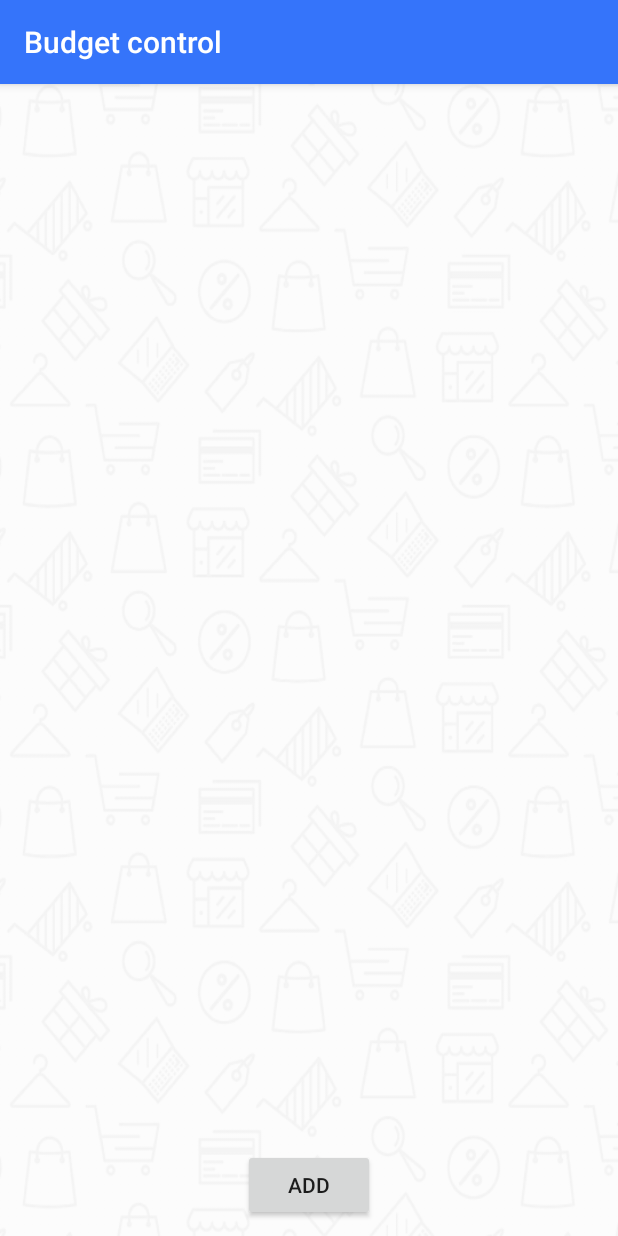
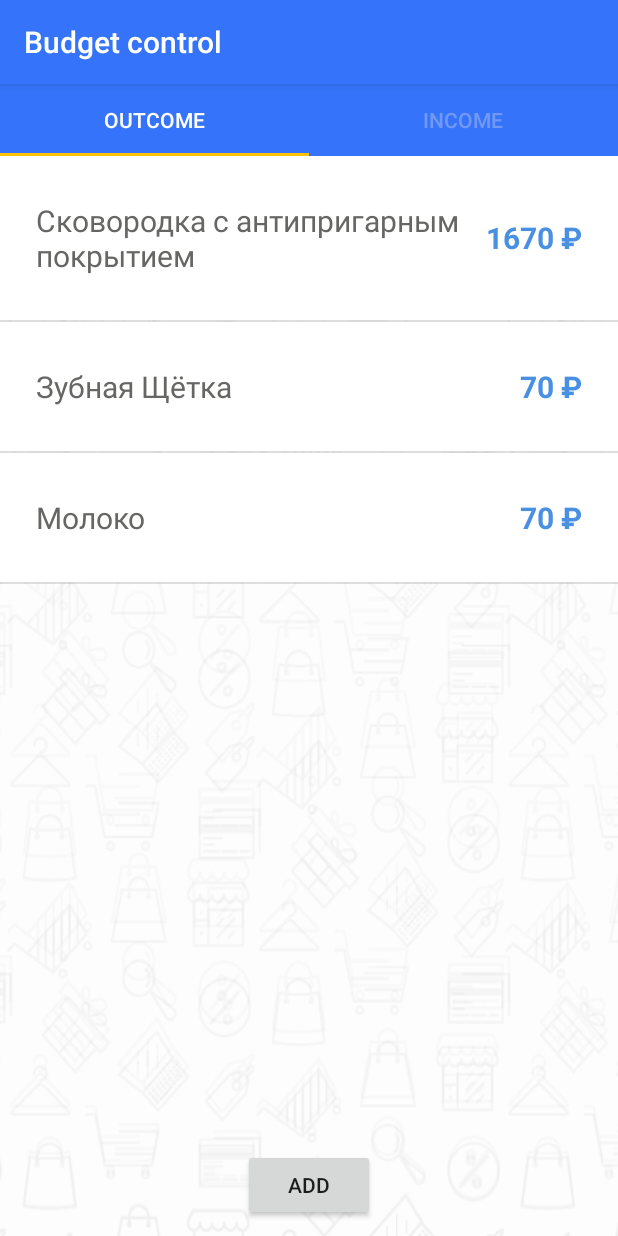
Before and after one commit to bendyug/LoftMoney, an Android app: the BudgetActivity screen opened directly, with no data from a screen before it, on a phone screen of 412 x 824 dp. Run offline under Robolectric (Android 15) with nearby library versions, the phone set to English and light mode, and no system bars.

Commit message:
Added BudgetFragment with ViewPager and TabLayout. Added "Income" and "Outcome" tabs

```diff
--- a/app/build.gradle
+++ b/app/build.gradle
@@ -23,4 +23,6 @@ dependencies {
     implementation fileTree(dir: 'libs', include: ['*.jar'])
     implementation 'androidx.appcompat:appcompat:1.0.2'
     implementation 'androidx.recyclerview:recyclerview:1.0.0'
+    implementation 'androidx.legacy:legacy-support-v4:1.0.0'
+    implementation 'com.google.android.material:material:1.1.0-alpha07'
 }
--- a/app/src/main/java/com/dbendyug/loftmoney/BudgetActivity.java
+++ b/app/src/main/java/com/dbendyug/loftmoney/BudgetActivity.java
@@ -1,64 +1,65 @@
 package com.dbendyug.loftmoney;
 
-import android.app.Activity;
-import android.content.Intent;
 import android.os.Bundle;
-import android.view.View;
-import android.widget.Button;
-
+import androidx.annotation.NonNull;
 import androidx.annotation.Nullable;
 import androidx.appcompat.app.AppCompatActivity;
-import androidx.recyclerview.widget.DividerItemDecoration;
-import androidx.recyclerview.widget.LinearLayoutManager;
-import androidx.recyclerview.widget.RecyclerView;
+import androidx.fragment.app.Fragment;
+import androidx.fragment.app.FragmentManager;
+import androidx.fragment.app.FragmentPagerAdapter;
+import androidx.viewpager.widget.ViewPager;
+import com.google.android.material.tabs.TabLayout;
 
 public class BudgetActivity extends AppCompatActivity {
-    public static final int REQUEST_CODE = 100;
-    public static final String TITLE_KEY = "name";
-    public static final String PRICE_KEY = "price";
-    private ItemsAdapter itemsAdapter;
 
-    private Button openAddScreenButton;
+    public static final String INCOME = "income";
+    public static final String OUTCOME = "outcome";
+
+    private TabLayout tabLayout;
+    private ViewPager viewPager;
+    private BudgetViewPagerAdapter budgetViewPagerAdapter;
+
+
     @Override
     protected void onCreate(@Nullable Bundle savedInstanceState) {
         super.onCreate(savedInstanceState);
         setContentView(R.layout.activity_budget);
 
-        RecyclerView recyclerView = findViewById(R.id.recycler_view);
+        budgetViewPagerAdapter = new BudgetViewPagerAdapter(getSupportFragmentManager(), FragmentPagerAdapter.BEHAVIOR_RESUME_ONLY_CURRENT_FRAGMENT);
 
-        itemsAdapter = new ItemsAdapter();
+        tabLayout = findViewById(R.id.tab_layout);
+        viewPager = findViewById(R.id.view_pager);
+        viewPager.setAdapter(budgetViewPagerAdapter);
 
-        recyclerView.setAdapter(itemsAdapter);
-        recyclerView.setLayoutManager(new LinearLayoutManager(this, RecyclerView.VERTICAL, true));
+        tabLayout.setupWithViewPager(viewPager);
+        tabLayout.getTabAt(0).setText(R.string.outcome);
+        tabLayout.getTabAt(1).setText(R.string.income);
 
-        DividerItemDecoration dividerItemDecoration = new DividerItemDecoration(recyclerView.getContext(),
-                new LinearLayoutManager(this).getOrientation());
-        recyclerView.addItemDecoration(dividerItemDecoration);
+        tabLayout.setSelectedTabIndicatorColor(getResources().getColor(R.color.tab_indicator_color));
 
-
-        //itemsAdapter.addItem(new Item("Молоко", 70));
-        //itemsAdapter.addItem(new Item("Зубная Щётка", 70));
-        //itemsAdapter.addItem(new Item("Сковородка с антипригарным покрытием", 1670)); //example of filling
-
-        openAddScreenButton = findViewById(R.id.open_add_screen_button);
-        openAddScreenButton.setOnClickListener(new View.OnClickListener() {
-            @Override
-            public void onClick(View view) {
-                startActivityForResult(new Intent(BudgetActivity.this, AddItemActivity.class), REQUEST_CODE);
-            }
-        });
     }
 
-    @Override
-    protected void onActivityResult(int requestCode, int resultCode, @Nullable Intent data) {
-        super.onActivityResult(requestCode, resultCode, data);
+    static class BudgetViewPagerAdapter extends FragmentPagerAdapter {
 
-        if (requestCode == REQUEST_CODE && resultCode == RESULT_OK){
-            Item item = null;
-            if (data != null) {
-                item = new Item(data.getStringExtra(TITLE_KEY), Integer.parseInt(data.getStringExtra(PRICE_KEY)));
-                itemsAdapter.addItem(item);
+        public BudgetViewPagerAdapter(@NonNull FragmentManager fm, int behavior) {
+            super(fm, behavior);
+        }
+
+        @NonNull
+        @Override
+        public Fragment getItem(int position) {
+            switch (position){
+                case (0):
+                    return BudgetFragment.newInstance(R.color.outcome_price_color);
+                case (1):
+                    return BudgetFragment.newInstance(R.color.income_price_color);
             }
+            return null;
+        }
+
+        @Override
+        public int getCount() {
+            return 2;
         }
     }
 }
--- /dev/null
+++ b/app/src/main/java/com/dbendyug/loftmoney/BudgetFragment.java
@@ -0,0 +1,92 @@
+package com.dbendyug.loftmoney;
+
+import android.app.Activity;
+import android.content.Intent;
+import android.os.Bundle;
+
+import androidx.fragment.app.Fragment;
+import androidx.recyclerview.widget.DividerItemDecoration;
+import androidx.recyclerview.widget.LinearLayoutManager;
+import androidx.recyclerview.widget.RecyclerView;
+
+import android.view.LayoutInflater;
+import android.view.View;
+import android.view.ViewGroup;
+import android.widget.Button;
+
+
+public class BudgetFragment extends Fragment {
+
+    private static final String PRICE_COLOR = "priceColor";
+
+    public static final int REQUEST_CODE = 100;
+    public static final String TITLE_KEY = "name";
+    public static final String PRICE_KEY = "price";
+
+    private ItemsAdapter itemsAdapter;
+    private Button openAddScreenButton;
+
+
+    public BudgetFragment() {
+
+    }
+
+    public static BudgetFragment newInstance(int priceColor) {
+        BudgetFragment fragment = new BudgetFragment();
+        Bundle args = new Bundle();
+        args.putInt(PRICE_COLOR, priceColor);
+        fragment.setArguments(args);
+        return fragment;
+    }
+
+    @Override
+    public void onCreate(Bundle savedInstanceState) {
+        super.onCreate(savedInstanceState);
+    }
+
+    @Override
+    public View onCreateView(LayoutInflater inflater, ViewGroup container,
+                             Bundle savedInstanceState) {
+
+        View fragmentView = inflater.inflate(R.layout.fragment_budget, container, false);
+
+        RecyclerView recyclerView = fragmentView.findViewById(R.id.recycler_view);
+
+        itemsAdapter = new ItemsAdapter(getArguments().getInt(PRICE_COLOR));
+
+        recyclerView.setAdapter(itemsAdapter);
+        recyclerView.setLayoutManager(new LinearLayoutManager(getContext(), RecyclerView.VERTICAL, true));
+
+        DividerItemDecoration dividerItemDecoration = new DividerItemDecoration(recyclerView.getContext(),
+                new LinearLayoutManager(getContext()).getOrientation());
+        recyclerView.addItemDecoration(dividerItemDecoration);
+
+
+        itemsAdapter.addItem(new Item("Молоко", 70));
+        itemsAdapter.addItem(new Item("Зубная Щётка", 70));
+        itemsAdapter.addItem(new Item("Сковородка с антипригарным покрытием", 1670)); //example of filling
+
+        openAddScreenButton = fragmentView.findViewById(R.id.open_add_screen_button);
+        openAddScreenButton.setOnClickListener(new View.OnClickListener() {
+            @Override
+            public void onClick(View view) {
+                startActivityForResult(new Intent(getContext(), AddItemActivity.class), REQUEST_CODE);
+            }
+        });
+
+        return fragmentView;
+    }
+
+    @Override
+    public void onActivityResult(int requestCode, int resultCode, Intent data) {
+        super.onActivityResult(requestCode, resultCode, data);
+
+        if (requestCode == REQUEST_CODE && resultCode == Activity.RESULT_OK){
+            Item item;
+            if (data != null) {
+                item = new Item(data.getStringExtra(TITLE_KEY), Integer.parseInt(data.getStringExtra(PRICE_KEY)));
+                itemsAdapter.addItem(item);
+            }
+        }
+    }
+}
--- a/app/src/main/java/com/dbendyug/loftmoney/ItemsAdapter.java
+++ b/app/src/main/java/com/dbendyug/loftmoney/ItemsAdapter.java
@@ -13,11 +13,18 @@ import java.util.List;
 public class ItemsAdapter extends RecyclerView.Adapter<ItemsAdapter.ItemViewHolder> {
 
     private List<Item> itemList = new ArrayList<>();
+    private int priceColor;
+
+    public ItemsAdapter(int priceColor) {
+        this.priceColor = priceColor;
+    }
 
     @NonNull
     @Override
     public ItemsAdapter.ItemViewHolder onCreateViewHolder(@NonNull ViewGroup parent, int viewType) {
         View itemView = View.inflate(parent.getContext(), R.layout.item_view, null);
+        TextView priceView = itemView.findViewById(R.id.item_price);
+        priceView.setTextColor(itemView.getContext().getResources().getColor(priceColor));
         return new ItemViewHolder(itemView);
     }
 
@@ -36,6 +43,7 @@ public class ItemsAdapter extends RecyclerView.Adapter<ItemsAdapter.ItemViewHold
         itemList.add(item);
         notifyItemInserted(itemList.size());
     }
+
 
     static class ItemViewHolder extends RecyclerView.ViewHolder {
 
--- a/app/src/main/res/layout/activity_budget.xml
+++ b/app/src/main/res/layout/activity_budget.xml
@@ -1,24 +1,24 @@
 <?xml version="1.0" encoding="utf-8"?>
-<FrameLayout xmlns:android="http://schemas.android.com/apk/res/android"
+<LinearLayout xmlns:android="http://schemas.android.com/apk/res/android"
+    xmlns:app="http://schemas.android.com/apk/res-auto"
+
     android:layout_width="match_parent"
     android:layout_height="match_parent"
-    android:background="@drawable/budget_background">
+    android:background="@drawable/budget_background"
+    android:orientation="vertical">
+
+    <com.google.android.material.tabs.TabLayout
+        android:id="@+id/tab_layout"
+        android:layout_width="match_parent"
+        android:layout_height="wrap_content"
+        android:background="@color/colorPrimary"
+        app:tabTextColor="@color/unselected_tab_color"
+        app:tabSelectedTextColor="@android:color/white"/>
 
 
-    <androidx.recyclerview.widget.RecyclerView
-        android:id="@+id/recycler_view"
+    <androidx.viewpager.widget.ViewPager
+        android:id="@+id/view_pager"
         android:layout_width="match_parent"
-        android:layout_height="wrap_content">
-
-    </androidx.recyclerview.widget.RecyclerView>
-
-    <Button
-        android:id="@+id/open_add_screen_button"
-        android:layout_width="wrap_content"
-        android:layout_height="wrap_content"
-        android:text="@string/add_button_text"
-        android:layout_gravity="bottom|center"
-        android:layout_margin="10dp"
+        android:layout_height="match_parent"
         />
-
-</FrameLayout>
+</LinearLayout>
--- /dev/null
+++ b/app/src/main/res/layout/fragment_budget.xml
@@ -0,0 +1,24 @@
+<?xml version="1.0" encoding="utf-8"?>
+<FrameLayout xmlns:android="http://schemas.android.com/apk/res/android"
+    android:layout_width="match_parent"
+    android:layout_height="match_parent"
+    android:background="@drawable/budget_background">
+
+
+    <androidx.recyclerview.widget.RecyclerView
+        android:id="@+id/recycler_view"
+        android:layout_width="match_parent"
+        android:layout_height="wrap_content">
+
+    </androidx.recyclerview.widget.RecyclerView>
+
+    <Button
+        android:id="@+id/open_add_screen_button"
+        android:layout_width="wrap_content"
+        android:layout_height="wrap_content"
+        android:text="@string/add_button_text"
+        android:layout_gravity="bottom|center"
+        android:layout_margin="10dp"
+        />
+
+</FrameLayout>
--- a/app/src/main/res/layout/item_view.xml
+++ b/app/src/main/res/layout/item_view.xml
@@ -27,7 +27,7 @@
         android:id="@+id/item_price"
         android:layout_width="wrap_content"
         android:layout_height="wrap_content"
-        android:textColor="@color/item_price_color"
+        android:textColor="@color/outcome_price_color"
         android:layout_alignParentEnd="true"
         android:textSize="20sp"
         android:layout_centerVertical="true"
--- a/app/src/main/res/values/colors.xml
+++ b/app/src/main/res/values/colors.xml
@@ -7,5 +7,8 @@
     <color name="add_button_text_color">#7ed321</color>
     <color name="add_button_color_inactive">#eaeaea</color>
     <color name="item_name_color">#666664</color>
-    <color name="item_price_color">#4a90e2</color>
+    <color name="outcome_price_color">#4a90e2</color>
+    <color name="tab_indicator_color">#ffc107</color>
+    <color name="income_price_color">#7ed321</color>
+    <color name="unselected_tab_color">#b38baaef</color>"
 </resources>
--- a/app/src/main/res/values/strings.xml
+++ b/app/src/main/res/values/strings.xml
@@ -5,4 +5,6 @@
     <string name="add_button_text">Add</string>
     <string name="budget_activity_title">Budget control</string>
     <string name="price_template">%1$s ₽</string>
+    <string name="outcome">Outcome</string>
+    <string name="income">Income</string>
 </resources>
--- a/app/src/main/res/values/styles.xml
+++ b/app/src/main/res/values/styles.xml
@@ -2,10 +2,11 @@
 
     <!-- Base application theme. -->
     <style name="AppTheme" parent="Theme.AppCompat.Light.DarkActionBar">
-        <!-- Customize your theme here. -->
         <item name="colorPrimary">@color/colorPrimary</item>
         <item name="colorPrimaryDark">@color/colorPrimaryDark</item>
         <item name="colorAccent">@color/colorAccent</item>
     </style>
 
+
+
 </resources>
```
Also changed, not shown: 1 other file.
